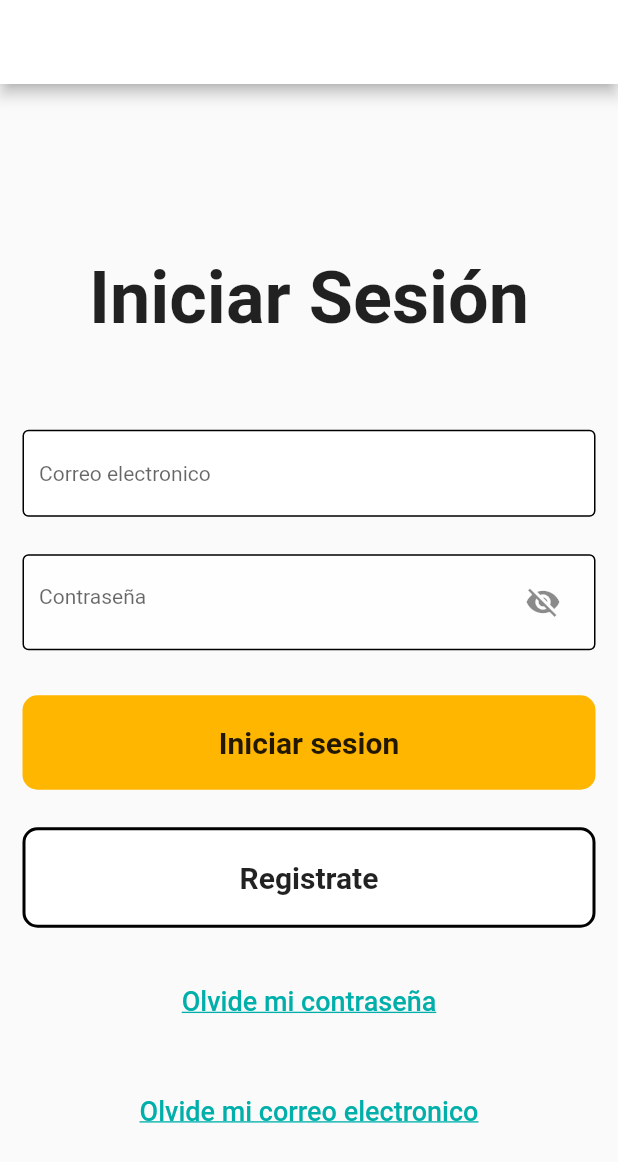
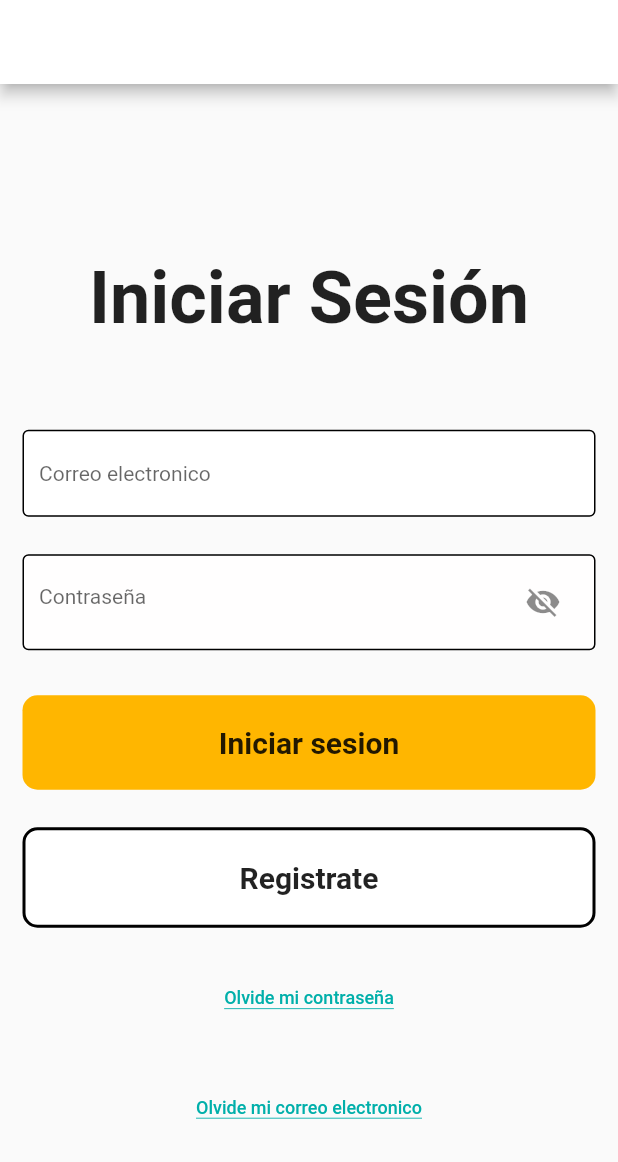
Before and after one commit to DavidEMV1622/app_bidi_login, a Flutter app: the screen it shows after launch, on a phone screen of 412 x 824 dp. Shown: the top 1162 px of the screen. Run offline on Flutter 3.47's test engine with Material 2 defaults, Android fonts, the phone set to English and light mode, and no system bars.

Commit message:
Se acaba el trabajo

```diff
--- a/lib/src/assets/buttons.dart
+++ b/lib/src/assets/buttons.dart
@@ -55,10 +55,7 @@ class BotonLink extends StatelessWidget {
   //CREACION DE PARAMETROS / VARIABLES
   final String textoLink;
   final void Function()? onPressed;
-  const BotonLink(
-      {super.key,
-      required this.textoLink,
-      this.onPressed});
+  const BotonLink({super.key, required this.textoLink, this.onPressed});
 
   //IMPLEMENTACION DE VARIABLES
   @override
@@ -70,11 +67,20 @@ class BotonLink extends StatelessWidget {
               Colors.transparent) // Define el fondo transparente
           ),
       child: Text(
-        textoLink, // Agrega el texto
+        textoLink, // Agrega el texto,
         style: TextStyle(
-          fontSize: 18, // Tamaño del texto
-          color: CustomColors.colorVerdePantano, // Color del texto
+          color: Colors.transparent, // Color del texto
+          fontSize: 12,
+
+          shadows: [
+            const Shadow(
+                offset: Offset(0, -2), color: CustomColors.colorVerdePantano)
+          ], // Tamaño del texto
+
           decoration: TextDecoration.underline,
+          decorationStyle: TextDecorationStyle.solid,
+          decorationColor: CustomColors.colorVerdePantano,
+          decorationThickness: 1,
         ),
       ),
     );
```
Also changed, not shown: 1 other file.
